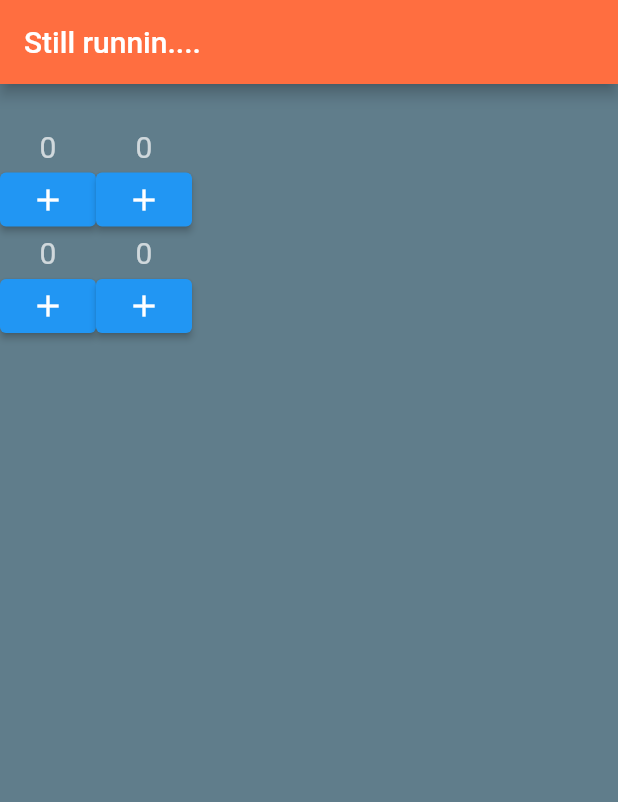
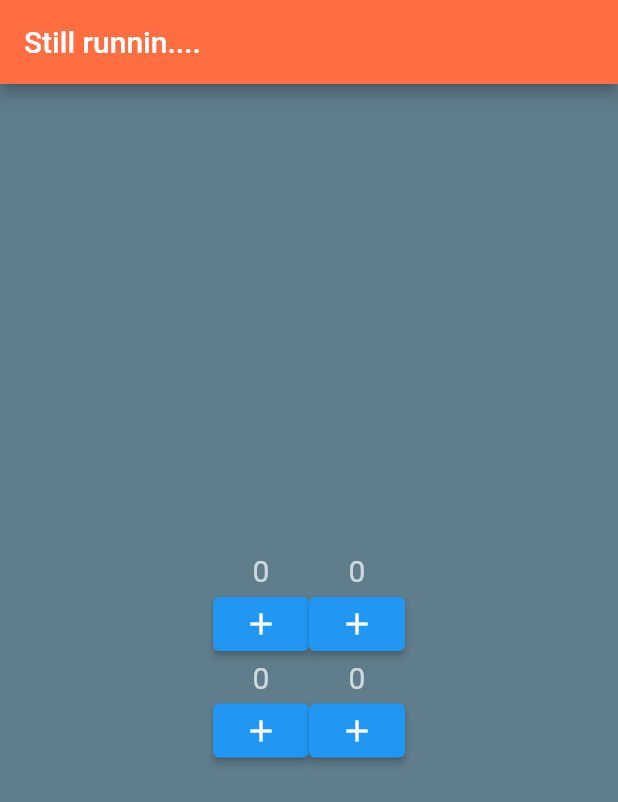
Before and after one commit to nati-m-afw/startup-namer, a Flutter app: the screen it shows after launch, on a phone screen of 412 x 824 dp. Shown: the top 802 px of the screen. Run offline on Flutter 3.47's test engine with Material 2 defaults, Android fonts, the phone set to English and light mode, and no system bars.

Commit message:
Centering

```diff
--- a/lib/main.dart
+++ b/lib/main.dart
@@ -1,41 +1,47 @@
 import 'package:flutter/material.dart';
 import 'package:flutter/rendering.dart';
+import 'package:flutter/services.dart';
 
 void main() {
-  debugPaintSizeEnabled=true;
+  debugPaintSizeEnabled = true;
+  WidgetsFlutterBinding.ensureInitialized();
+  SystemChrome.setSystemUIOverlayStyle(SystemUiOverlayStyle(
+    statusBarColor: Colors.deepOrangeAccent, // transparent status bar
+  ));
   // WidgetsApp.showPerformanceOverlayOverride=true;
   runApp(MyApp());
 }
 
-class MyApp extends StatelessWidget{
+class MyApp extends StatelessWidget {
   @override
   Widget build(BuildContext context) => MaterialApp(
+        debugShowCheckedModeBanner: false,
         title: 'FlutterApp',
         theme: ThemeData(
             primaryColor: Colors.deepOrangeAccent,
             textTheme: TextTheme(
-          bodyText2: TextStyle(
-              fontSize: 20,
-              color: Colors.white70),
-        )
-      ),
+              bodyText2: TextStyle(fontSize: 20, color: Colors.white70),
+            )),
         home: Scaffold(
           backgroundColor: Colors.blueGrey,
           appBar: AppBar(
             title: Text('Still runnin....'),
           ),
-        body: Container(
-          alignment: Alignment.center,
-          padding: EdgeInsets.fromLTRB(0,30,0,0),
+          body: Center(
+            // alignment: Alignment.center,
+            // padding: EdgeInsets.fromLTRB(0,30,0,0),
             child: Column(
+              mainAxisAlignment: MainAxisAlignment.center, // Align vertically
               children: [
                 Row(
+                    mainAxisAlignment: MainAxisAlignment.center, // Align horizontally
                     children: [
                         HomePage(),
                         HomePage(),
                     ]
                 ),
                 Row(
+                    mainAxisAlignment: MainAxisAlignment.center, // Align horizontally
                     children: [
                         HomePage(),
                         HomePage(),
@@ -48,16 +54,14 @@ class MyApp extends StatelessWidget{
       );
 }
 
-class HomePage extends StatefulWidget{
-
+class HomePage extends StatefulWidget {
   @override
   State<StatefulWidget> createState() {
     return _CounterState();
   }
-
 }
 
-class _CounterState extends State<HomePage>{
+class _CounterState extends State<HomePage> {
   int _counter = 0;
 
   void _increment() {
@@ -77,5 +81,4 @@ class _CounterState extends State<HomePage>{
       ),
     );
   }
-
 }
```
Lines whose indentation alone changed are shown as unchanged.
